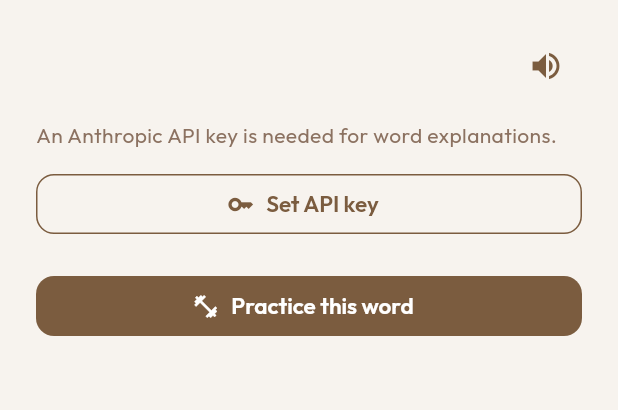
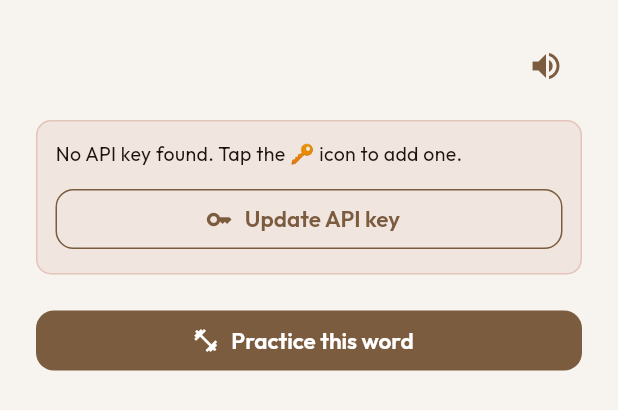
Before and after one commit to benfinkel15/koala, a Flutter app: the WordDrillSheet widget shown alone on an empty page, opened directly with empty values, on a phone screen of 412 x 824 dp. Shown: the top 410 px of the screen. Run offline on Flutter 3.47's test engine with Material 3 defaults, Android fonts, the phone set to English and light mode, and no system bars; our stand-ins replace cloud_firestore, firebase_auth, firebase_core, flutter_animate, flutter_riverpod, flutter_tts and 4 more; accounts and stored records are empty.

Commit message:
surface real API error in word drill sheet instead of silent fail
WordExplainerService.explain() now throws descriptive exceptions
(network error, HTTP status code + body, usage limit, missing key)
instead of returning null. WordDrillSheet catches the error and
displays it in a visible red box so the root cause is clear.

Co-Authored-By: Claude Sonnet 4.6 <noreply@anthropic.com>

```diff
--- a/lib/services/word_explainer_service.dart
+++ b/lib/services/word_explainer_service.dart
@@ -26,23 +26,29 @@ class WordExplainerService {
     return prefs.getString('anthropic_api_key');
   }
 
-  static Future<WordExplanation?> explain(
+  /// Throws a descriptive [Exception] on any failure so callers can surface the real error.
+  static Future<WordExplanation> explain(
     String word,
     String sentence, {
     String langCode = 'de',
   }) async {
-    if (await UsageTracker.isOverLimit()) return null;
+    if (await UsageTracker.isOverLimit()) {
+      throw Exception('Monthly \$1 usage limit reached — resets on the 1st.');
+    }
 
     final apiKey = await getApiKey();
-    if (apiKey == null || apiKey.isEmpty) return null;
+    if (apiKey == null || apiKey.isEmpty) {
+      throw Exception('No API key found. Tap the 🔑 icon to add one.');
+    }
 
     final clean = word.replaceAll(RegExp(r'[.,!?;:"""„]'), '');
-    if (clean.isEmpty) return null;
+    if (clean.isEmpty) throw Exception('Word is empty after cleaning punctuation.');
 
     final langName = langCode == 'nl' ? 'Dutch' : langCode == 'da' ? 'Danish' : 'German';
 
+    final http.Response response;
     try {
-      final response = await http.post(
+      response = await http.post(
         Uri.parse('https://api.anthropic.com/v1/messages'),
         headers: {
           'x-api-key': apiKey,
@@ -60,8 +66,17 @@ class WordExplainerService {
           ],
         }),
       );
+    } catch (e) {
+      throw Exception('Network error: $e');
+    }
 
-      if (response.statusCode == 200) {
+    if (response.statusCode != 200) {
+      final body = response.body.length > 300
+          ? '${response.body.substring(0, 300)}…'
+          : response.body;
+      throw Exception('API ${response.statusCode}: $body');
+    }
+
     final data = jsonDecode(response.body) as Map<String, dynamic>;
     final usage = data['usage'] as Map<String, dynamic>?;
     if (usage != null) {
@@ -79,7 +94,4 @@ class WordExplainerService {
       note: json['note'] as String,
     );
   }
-    } catch (_) {}
-    return null;
 }
-}
--- a/lib/widgets/word_drill_sheet.dart
+++ b/lib/widgets/word_drill_sheet.dart
@@ -44,7 +44,7 @@ class WordDrillSheet extends StatefulWidget {
 class _WordDrillSheetState extends State<WordDrillSheet> {
   _Phase _phase = _Phase.loading;
   WordExplanation? _explanation;
-  bool _noKey = false;
+  String? _errorMsg;
 
   final _answer = TextEditingController();
   bool? _correct;
@@ -67,17 +67,16 @@ class _WordDrillSheetState extends State<WordDrillSheet> {
   }
 
   Future<void> _load() async {
-    final key = await WordExplainerService.getApiKey();
-    if (key == null || key.isEmpty) {
-      if (mounted) setState(() { _phase = _Phase.explanation; _noKey = true; });
-      return;
-    }
+    try {
       final result = await WordExplainerService.explain(
         widget.word,
         widget.sentence,
         langCode: widget.langCode,
       );
       if (mounted) setState(() { _explanation = result; _phase = _Phase.explanation; });
+    } catch (e) {
+      if (mounted) setState(() { _errorMsg = e.toString().replaceFirst('Exception: ', ''); _phase = _Phase.explanation; });
+    }
   }
 
   Future<void> _showKeyDialog() async {
@@ -109,7 +108,7 @@ class _WordDrillSheetState extends State<WordDrillSheet> {
     );
     controller.dispose();
     if (!mounted) return;
-    setState(() { _phase = _Phase.loading; _noKey = false; });
+    setState(() { _phase = _Phase.loading; _errorMsg = null; });
     _load();
   }
 
@@ -171,19 +170,31 @@ class _WordDrillSheetState extends State<WordDrillSheet> {
             ),
           ],
         ),
-        if (_noKey) ...[
+        if (_errorMsg != null) ...[
           const SizedBox(height: 12),
-          Text(
-            'An Anthropic API key is needed for word explanations.',
-            style: const TextStyle(color: AppColors.textSecondary),
+          Container(
+            padding: const EdgeInsets.all(12),
+            decoration: BoxDecoration(
+              color: AppColors.incorrect.withValues(alpha: 0.09),
+              borderRadius: BorderRadius.circular(10),
+              border: Border.all(color: AppColors.incorrect.withValues(alpha: 0.25)),
             ),
-          const SizedBox(height: 12),
+            child: Column(
+              crossAxisAlignment: CrossAxisAlignment.start,
+              children: [
+                Text(_errorMsg!, style: const TextStyle(fontSize: 13)),
+                if (_errorMsg!.contains('key') || _errorMsg!.contains('401') || _errorMsg!.contains('403')) ...[
+                  const SizedBox(height: 10),
                   SizedBox(
                     width: double.infinity,
                     child: OutlinedButton.icon(
                       onPressed: _showKeyDialog,
                       icon: const Icon(Icons.key, size: 18),
-              label: const Text('Set API key'),
+                      label: const Text('Update API key'),
+                    ),
+                  ),
+                ],
+              ],
             ),
           ),
         ] else if (_explanation == null) ...[
```
Lines whose indentation alone changed are shown as unchanged.
